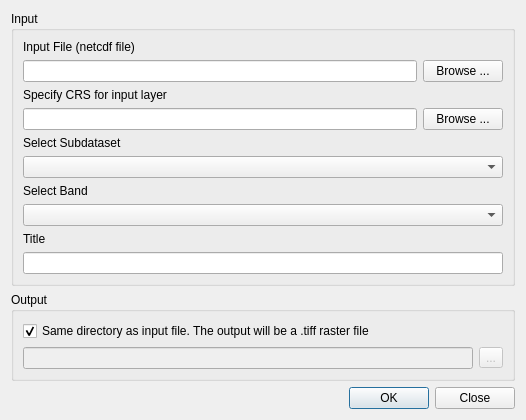
Before: the Qt Designer form cdf_converter_dialog_base.ui in ivanbusthomi/cdf_converter, drawn with Qt 5.
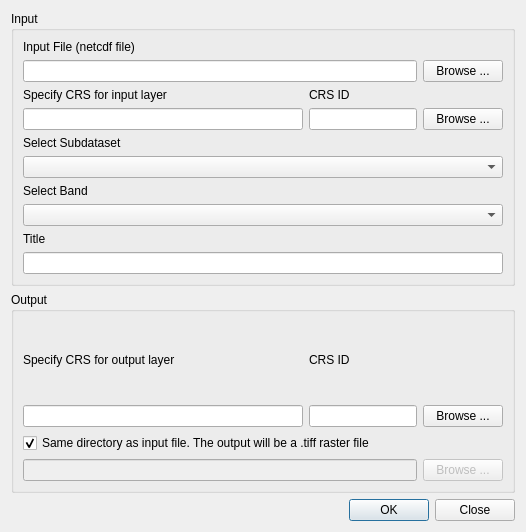
After: the same form once the commit is applied.

Commit message: refine ui for output crs

```diff
--- a/cdf_converter_dialog_base.ui
+++ b/cdf_converter_dialog_base.ui
@@ -7,7 +7,7 @@
     <x>0</x>
     <y>0</y>
     <width>526</width>
-    <height>393</height>
+    <height>532</height>
    </rect>
   </property>
   <property name="windowTitle">
@@ -42,24 +42,41 @@
        </layout>
       </item>
       <item>
-       <widget class="QLabel" name="label_5">
-        <property name="text">
-         <string>Specify CRS for input layer</string>
-        </property>
-       </widget>
-      </item>
-      <item>
-       <layout class="QHBoxLayout" name="InputCRS">
-        <item>
-         <widget class="QLineEdit" name="input_crs"/>
-        </item>
-        <item>
+       <layout class="QGridLayout" name="gridLayout_2">
+        <item row="1" column="2">
          <widget class="QPushButton" name="browse_input_crs">
           <property name="text">
            <string>Browse ...</string>
           </property>
          </widget>
         </item>
+        <item row="1" column="1">
+         <widget class="QLineEdit" name="input_crsid_input">
+          <property name="sizePolicy">
+           <sizepolicy hsizetype="Fixed" vsizetype="Fixed">
+            <horstretch>100</horstretch>
+            <verstretch>0</verstretch>
+           </sizepolicy>
+          </property>
+         </widget>
+        </item>
+        <item row="1" column="0">
+         <widget class="QLineEdit" name="input_crs_input"/>
+        </item>
+        <item row="0" column="0">
+         <widget class="QLabel" name="label_5">
+          <property name="text">
+           <string>Specify CRS for input layer</string>
+          </property>
+         </widget>
+        </item>
+        <item row="0" column="1">
+         <widget class="QLabel" name="label_8">
+          <property name="text">
+           <string>CRS ID</string>
+          </property>
+         </widget>
+        </item>
        </layout>
       </item>
       <item>
@@ -101,6 +118,44 @@
       <string>Output</string>
      </property>
      <layout class="QVBoxLayout" name="verticalLayout_2">
+      <item>
+       <layout class="QGridLayout" name="gridLayout">
+        <item row="1" column="1">
+         <widget class="QLineEdit" name="output_crsid_input">
+          <property name="sizePolicy">
+           <sizepolicy hsizetype="Fixed" vsizetype="Fixed">
+            <horstretch>100</horstretch>
+            <verstretch>0</verstretch>
+           </sizepolicy>
+          </property>
+         </widget>
+        </item>
+        <item row="1" column="2">
+         <widget class="QPushButton" name="browse_output_crs">
+          <property name="text">
+           <string>Browse ...</string>
+          </property>
+         </widget>
+        </item>
+        <item row="1" column="0">
+         <widget class="QLineEdit" name="output_crs_input"/>
+        </item>
+        <item row="0" column="0">
+         <widget class="QLabel" name="label_6">
+          <property name="text">
+           <string>Specify CRS for output layer</string>
+          </property>
+         </widget>
+        </item>
+        <item row="0" column="1">
+         <widget class="QLabel" name="label_7">
+          <property name="text">
+           <string>CRS ID</string>
+          </property>
+         </widget>
+        </item>
+       </layout>
+      </item>
       <item>
        <widget class="QCheckBox" name="use_default_dir">
         <property name="text">
@@ -121,12 +176,12 @@
          </widget>
         </item>
         <item>
-         <widget class="QToolButton" name="browse_output">
+         <widget class="QPushButton" name="browse_output_path">
           <property name="enabled">
            <bool>false</bool>
           </property>
           <property name="text">
-           <string>...</string>
+           <string>Browse ...</string>
           </property>
          </widget>
         </item>
```
Left out of the diff: 14 changed lines with no effect on the pictures. The commit also changes 1 other file.
